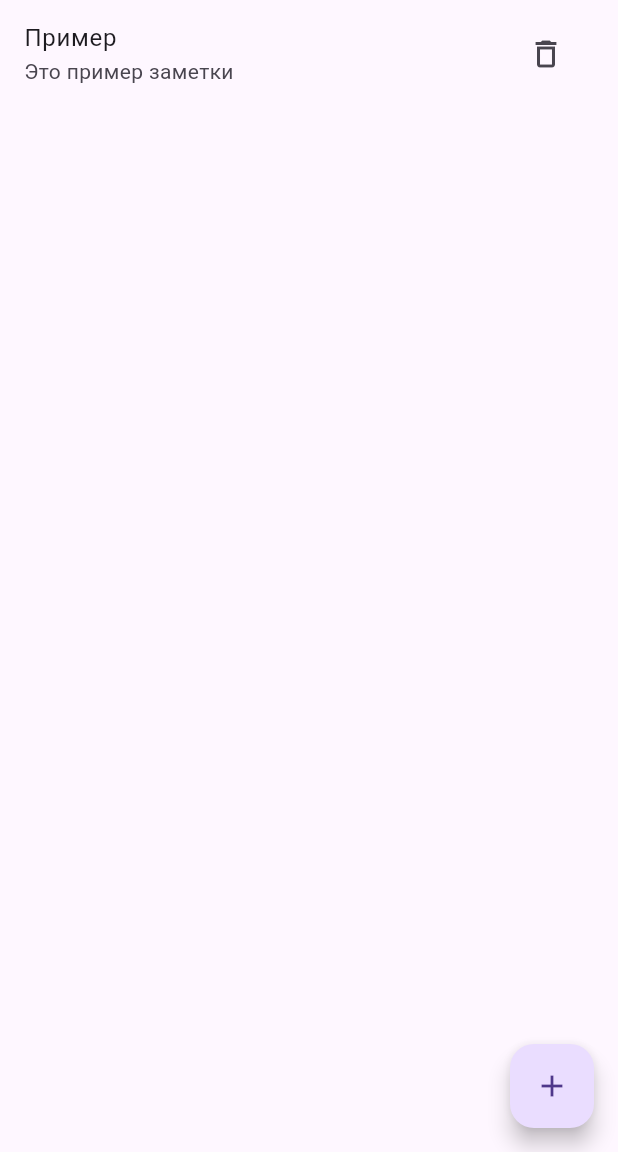
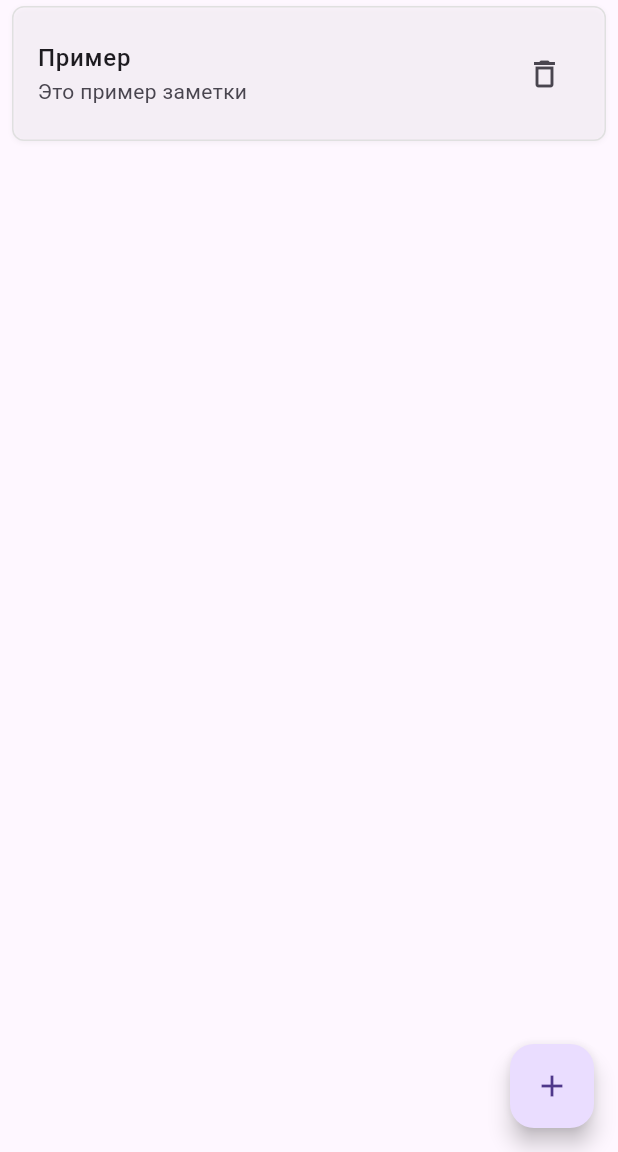
Before and after one commit to Kirus1930/PKS_Task_5, a Flutter app: the screen it shows after launch, on a phone screen of 412 x 824 dp, the part 84-1236 px from its top. Run offline on Flutter 3.47's test engine with Material 3 defaults, Android fonts, the phone set to English and light mode, and no system bars.

Commit message:
Update main.dart

```diff
--- a/flutter_simple_notes_eremin/lib/main.dart
+++ b/flutter_simple_notes_eremin/lib/main.dart
@@ -86,11 +86,30 @@ class _NotesPageState extends State<NotesPage> {
               itemCount: _notes.length,
               itemBuilder: (context, i) {
                 final note = _notes[i];
-                return Dismissible(
+                return Container(
+                  margin: const EdgeInsets.symmetric(
+                    horizontal: 8,
+                    vertical: 4,
+                  ),
+                  decoration: BoxDecoration(
+                    border: Border.all(color: Colors.grey.shade300, width: 1),
+                    borderRadius: BorderRadius.circular(8),
+                    boxShadow: [
+                      BoxShadow(
+                        color: Colors.grey.withOpacity(0.1),
+                        blurRadius: 2,
+                        offset: const Offset(0, 1),
+                      ),
+                    ],
+                  ),
+                  child: Dismissible(
                     key: ValueKey(note.id),
                     direction: DismissDirection.endToStart,
                     background: Container(
+                      decoration: BoxDecoration(
                         color: Colors.red,
+                        borderRadius: BorderRadius.circular(8),
+                      ),
                       alignment: Alignment.centerRight,
                       padding: const EdgeInsets.only(right: 20),
                       child: const Icon(Icons.delete, color: Colors.white),
@@ -101,6 +120,7 @@ class _NotesPageState extends State<NotesPage> {
                     child: ListTile(
                       title: Text(
                         note.title.isEmpty ? '(без названия)' : note.title,
+                        style: const TextStyle(fontWeight: FontWeight.w500),
                       ),
                       subtitle: Text(
                         note.body,
@@ -112,6 +132,11 @@ class _NotesPageState extends State<NotesPage> {
                         icon: const Icon(Icons.delete_outline),
                         onPressed: () => _delete(note),
                       ),
+                      contentPadding: const EdgeInsets.symmetric(
+                        horizontal: 16,
+                        vertical: 8,
+                      ),
+                    ),
                   ),
                 );
               },
```
Lines whose indentation alone changed are shown as unchanged.
